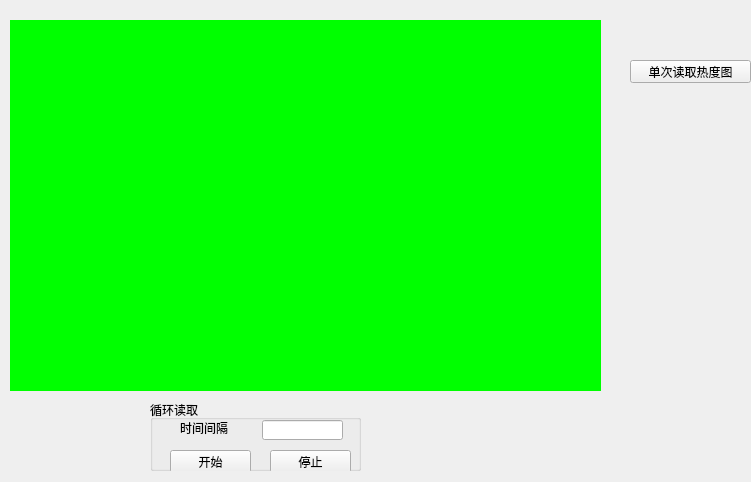
First picture: the form in source/plug/thermal_image_ui.ui, repository chopin1993/protocolmaster-20210731, before the edit.
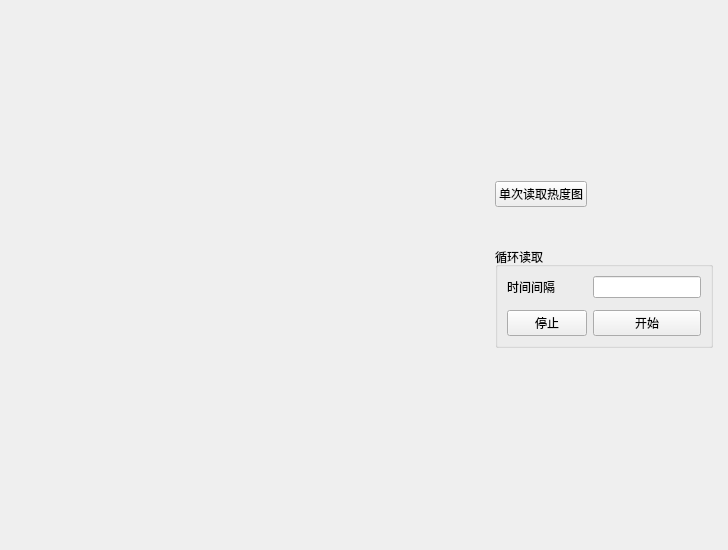
Second picture: the form after the edit.

```diff
--- a/source/plug/thermal_image_ui.ui
+++ b/source/plug/thermal_image_ui.ui
@@ -6,104 +6,121 @@
    <rect>
     <x>0</x>
     <y>0</y>
-    <width>751</width>
-    <height>482</height>
+    <width>728</width>
+    <height>550</height>
    </rect>
   </property>
+  <property name="sizePolicy">
+   <sizepolicy hsizetype="Expanding" vsizetype="Expanding">
+    <horstretch>0</horstretch>
+    <verstretch>0</verstretch>
+   </sizepolicy>
+  </property>
   <property name="windowTitle">
    <string>Form</string>
   </property>
-  <widget class="QPushButton" name="readImageButton">
-   <property name="geometry">
-    <rect>
-     <x>630</x>
-     <y>60</y>
-     <width>121</width>
-     <height>23</height>
-    </rect>
+  <layout class="QGridLayout" name="gridLayout_2">
+   <property name="topMargin">
+    <number>15</number>
    </property>
-   <property name="text">
-    <string>单次读取热度图</string>
+   <property name="rightMargin">
+    <number>15</number>
    </property>
-  </widget>
-  <widget class="QLabel" name="image">
-   <property name="geometry">
-    <rect>
-     <x>10</x>
-     <y>20</y>
-     <width>591</width>
-     <height>371</height>
-    </rect>
+   <property name="bottomMargin">
+    <number>25</number>
    </property>
-   <property name="styleSheet">
-    <string notr="true">background:rgb(0, 255, 0)</string>
+   <property name="spacing">
+    <number>15</number>
    </property>
-   <property name="text">
-    <string/>
-   </property>
-  </widget>
-  <widget class="QGroupBox" name="groupBox">
-   <property name="geometry">
-    <rect>
-     <x>150</x>
-     <y>400</y>
-     <width>211</width>
-     <height>71</height>
-    </rect>
-   </property>
-   <property name="title">
-    <string>循环读取</string>
-   </property>
-   <widget class="QPushButton" name="startButton">
-    <property name="geometry">
-     <rect>
-      <x>20</x>
-      <y>50</y>
-      <width>81</width>
-      <height>23</height>
-     </rect>
-    </property>
-    <property name="text">
-     <string>开始</string>
-    </property>
-   </widget>
-   <widget class="QPushButton" name="stopButton">
-    <property name="geometry">
-     <rect>
-      <x>120</x>
-      <y>50</y>
-      <width>81</width>
-      <height>23</height>
-     </rect>
-    </property>
-    <property name="text">
-     <string>停止</string>
-    </property>
-   </widget>
-   <widget class="QLabel" name="label">
-    <property name="geometry">
-     <rect>
-      <x>30</x>
-      <y>20</y>
-      <width>71</width>
-      <height>16</height>
-     </rect>
-    </property>
-    <property name="text">
-     <string>时间间隔</string>
-    </property>
-   </widget>
-   <widget class="QLineEdit" name="timespanLineeidt">
-    <property name="geometry">
-     <rect>
-      <x>112</x>
-      <y>20</y>
-      <width>81</width>
-      <height>20</height>
-     </rect>
-    </property>
-   </widget>
-  </widget>
+   <item row="2" column="1" alignment="Qt::AlignLeft|Qt::AlignVCenter">
+    <widget class="QGroupBox" name="groupBox">
+     <property name="sizePolicy">
+      <sizepolicy hsizetype="Fixed" vsizetype="Fixed">
+       <horstretch>0</horstretch>
+       <verstretch>0</verstretch>
+      </sizepolicy>
+     </property>
+     <property name="title">
+      <string>循环读取</string>
+     </property>
+     <layout class="QGridLayout" name="gridLayout">
+      <property name="verticalSpacing">
+       <number>12</number>
+      </property>
+      <item row="0" column="0">
+       <widget class="QLabel" name="label">
+        <property name="text">
+         <string>时间间隔</string>
+        </property>
+       </widget>
+      </item>
+      <item row="0" column="1">
+       <widget class="QLineEdit" name="timespanLineeidt">
+        <property name="sizePolicy">
+         <sizepolicy hsizetype="Preferred" vsizetype="Fixed">
+          <horstretch>0</horstretch>
+          <verstretch>0</verstretch>
+         </sizepolicy>
+        </property>
+       </widget>
+      </item>
+      <item row="1" column="0">
+       <widget class="QPushButton" name="stopButton">
+        <property name="text">
+         <string>停止</string>
+        </property>
+       </widget>
+      </item>
+      <item row="1" column="1">
+       <widget class="QPushButton" name="startButton">
+        <property name="text">
+         <string>开始</string>
+        </property>
+       </widget>
+      </item>
+     </layout>
+    </widget>
+   </item>
+   <item row="3" column="1">
+    <spacer name="verticalSpacer">
+     <property name="orientation">
+      <enum>Qt::Vertical</enum>
+     </property>
+     <property name="sizeType">
+      <enum>QSizePolicy::Preferred</enum>
+     </property>
+     <property name="sizeHint" stdset="0">
+      <size>
+       <width>20</width>
+       <height>40</height>
+      </size>
+     </property>
+    </spacer>
+   </item>
+   <item row="0" column="0" rowspan="4">
+    <widget class="QWidget" name="image" native="true">
+     <property name="sizePolicy">
+      <sizepolicy hsizetype="Expanding" vsizetype="Expanding">
+       <horstretch>0</horstretch>
+       <verstretch>0</verstretch>
+      </sizepolicy>
+     </property>
+    </widget>
+   </item>
+   <item row="1" column="1" alignment="Qt::AlignLeft">
+    <widget class="QPushButton" name="readImageButton">
+     <property name="sizePolicy">
+      <sizepolicy hsizetype="Fixed" vsizetype="Fixed">
+       <horstretch>0</horstretch>
+       <verstretch>0</verstretch>
+      </sizepolicy>
+     </property>
+     <property name="text">
+      <string>单次读取热度图</string>
+     </property>
+    </widget>
+   </item>
+  </layout>
  </widget>
  <resources/>
  <connections>
```
